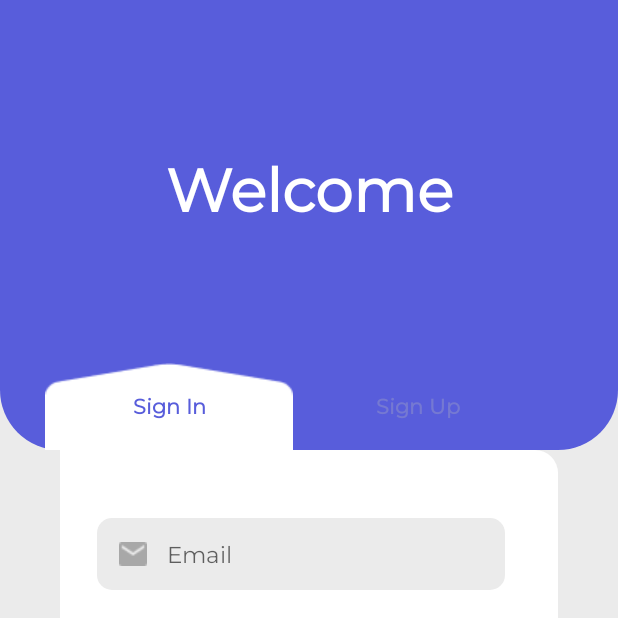
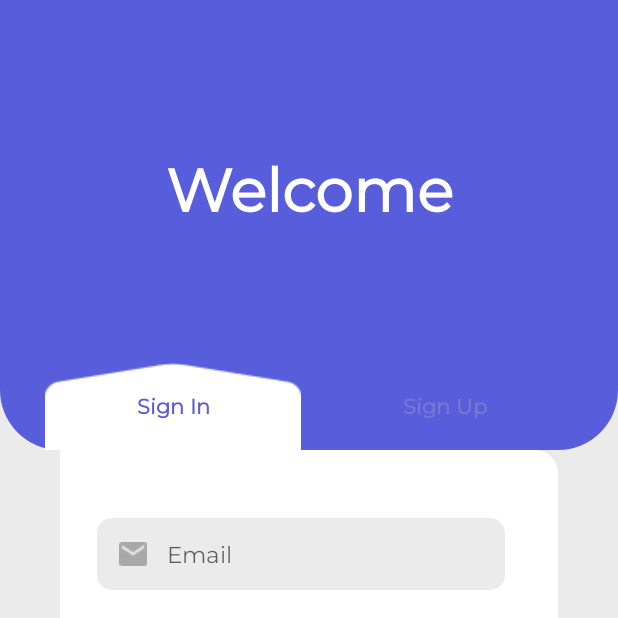
Before and after one commit to ionvasluian/AndroidAppSport, an Android app: the screen it shows after launch (MainActivity), on a phone screen of 412 x 824 dp, the top half of it. Run offline under Robolectric (Android 15) with nearby library versions, the light colour scheme and no system bars; our stand-ins replace Firebase (no records; nobody signed in at launch, a user with empty details on screens opened directly).

Commit message:
Sign Buttons

```diff
--- a/app/src/main/res/layout/activity_main.xml
+++ b/app/src/main/res/layout/activity_main.xml
@@ -45,6 +45,7 @@
                 android:id="@+id/signin"
                 android:layout_width="165dp"
                 android:layout_height="wrap_content"
+                android:layout_weight="1"
                 style="?android:attr/borderlessButtonStyle"
 
                 android:layout_alignParentTop="true"
@@ -61,17 +62,23 @@
                 android:textStyle="bold"
                 ></android.widget.Button>
 
+            <Space
+                android:layout_width="5dp"
+                android:layout_height="match_parent"
+                android:layout_weight="1"></Space>
+
             <android.widget.Button
                 android:id="@+id/register"
-                android:layout_width="167dp"
+                android:layout_width="165dp"
                 android:layout_height="wrap_content"
-
+                android:layout_weight="1"
                 style="?android:attr/borderlessButtonStyle"
 
                 android:layout_alignParentTop="true"
-                android:layout_alignParentStart="true"
+                android:layout_alignParentEnd="true"
 
                 android:layout_marginTop="90dp"
+                android:layout_marginEnd="30dp"
 
                 android:background="@drawable/button_rectangle"
                 android:fontFamily="@font/montserrat_regular"
```
